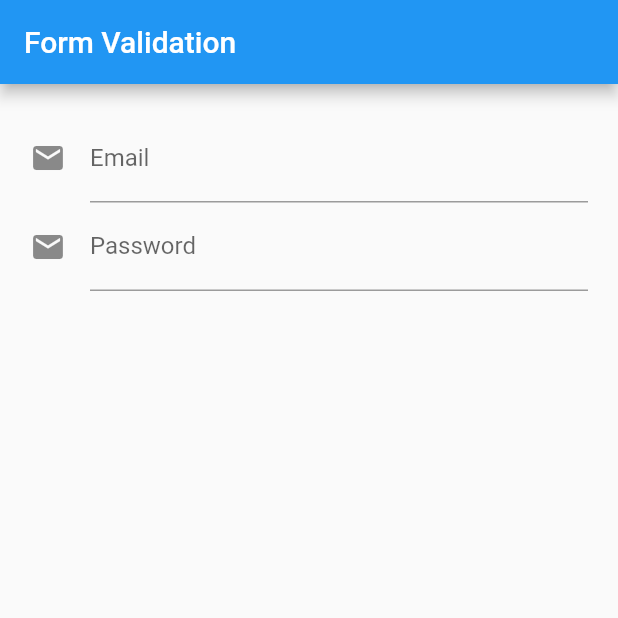
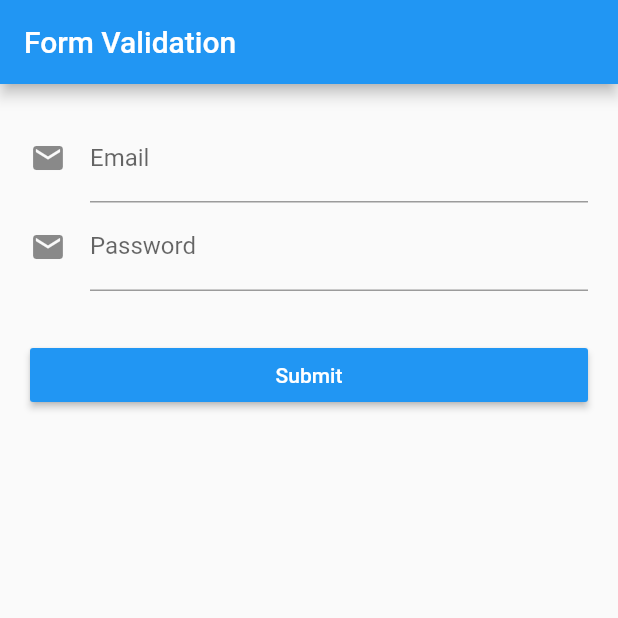
Before and after one commit to AUNG533/Form_Validation, a Flutter app: the screen it shows after launch, on a phone screen of 412 x 824 dp, the top half of it. Run offline on Flutter 3.47's test engine with Material 2 defaults, Android fonts, the phone set to English and light mode, and no system bars.

Commit message:
validator, funtion _buildSubmitButton

```diff
--- a/lib/main.dart
+++ b/lib/main.dart
@@ -69,7 +69,7 @@ class _CustomFormState extends State<CustomForm> {
                 icon: Icons.email,
               ),
               keyboardType: TextInputType.emailAddress,
-              validator: null,
+              validator: validatorEmail,
               onSaved: null,
             ),
             TextFormField(
@@ -78,16 +78,53 @@ class _CustomFormState extends State<CustomForm> {
                 icon: Icons.email,
               ),
               obscureText: true,
-              validator: null,
+              validator: validatorPassword,
               onSaved: null,
             ),
+            _buildSubmitButton()
           ],
         ),
       ),
     );
   }
 
-  InputDecoration _buildInputDecoration({required String label, String? hint, required IconData icon}){
+  String? validatorEmail(value) {
+    if (value == null || value.isEmpty) {
+      return 'The Email is Empty';
+    }
+    return null;
+  }
+
+  String? validatorPassword(value) {
+    if (value!.length < 8) {
+      return "Teh Password must be at lest 8 characters";
+    }
+    return null;
+  }
+
+  InputDecoration _buildInputDecoration(
+      {required String label, String? hint, required IconData icon}) {
     return InputDecoration(labelText: label, hintText: hint, icon: Icon(icon));
   }
+
+  Widget _buildSubmitButton() {
+    return Container(
+      width: MediaQuery.of(context).size.width,
+      margin: EdgeInsets.only(top: 32),
+      child: RaisedButton(
+        onPressed: _submit,
+        color: Colors.blue,
+        child: Text(
+          "Submit",
+          style: TextStyle(
+            color: Colors.white,
+          ),
+        ),
+      ),
+    );
+  }
+
+  void _submit() {
+    if (_formKey.currentState!.validate()) {}
+  }
 }
```
